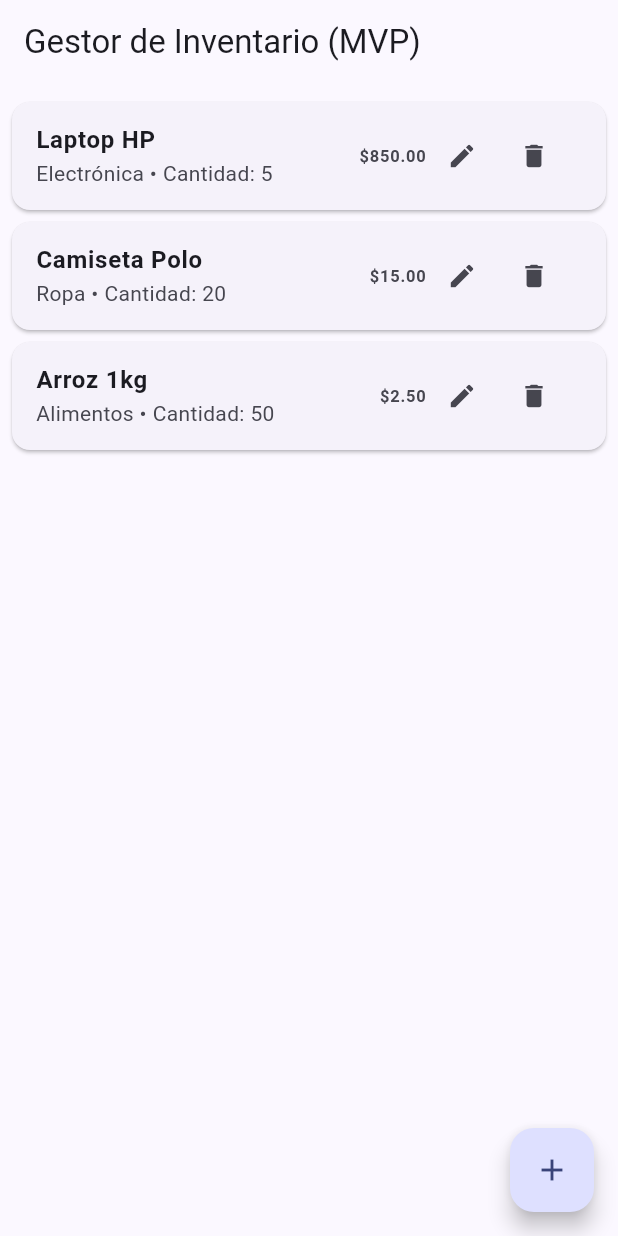
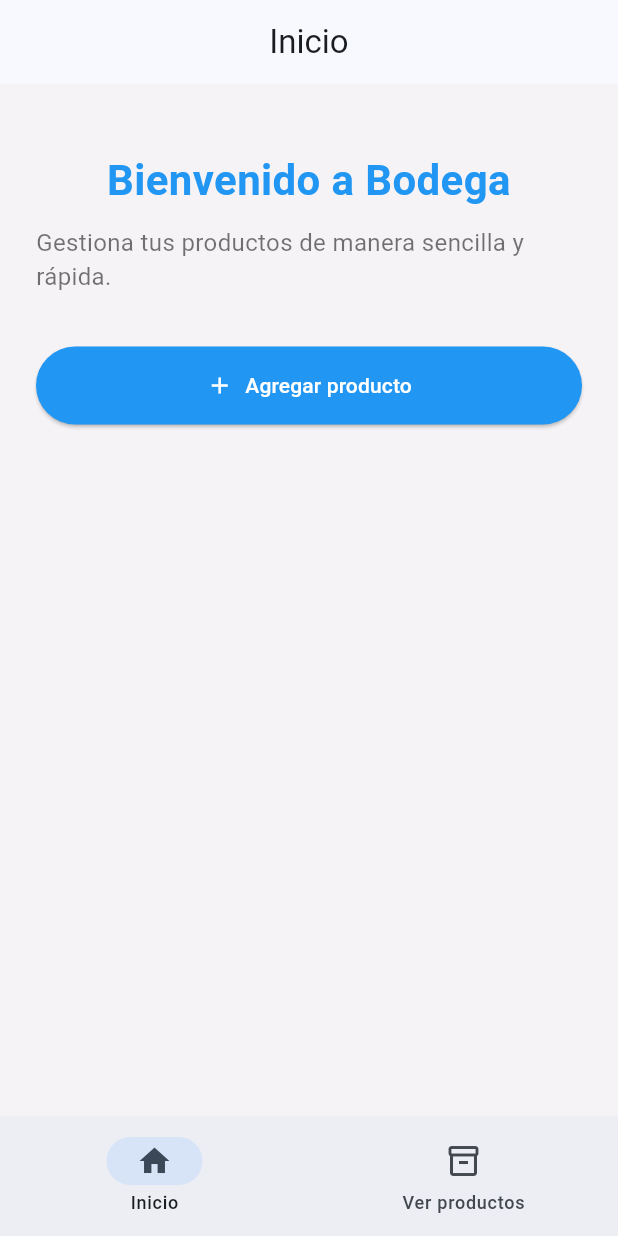
Before and after one commit to Jos-2006/ProyectoFramework, a Flutter app: the screen it shows after launch, on a phone screen of 412 x 824 dp. Run offline on Flutter 3.47's test engine with Material 3 defaults, Android fonts, the phone set to English and light mode, and no system bars.

Commit message:
Rediseño
Simplifiqué la pantalla principal, se mejoró el diseño del formulario y la presentación de productos

```diff
--- a/lib/main.dart
+++ b/lib/main.dart
@@ -13,10 +13,38 @@ class MyApp extends StatelessWidget {
     return MaterialApp(
       title: 'Gestor de Inventario',
       debugShowCheckedModeBanner: false,
+
       theme: ThemeData(
-        colorScheme: ColorScheme.fromSeed(seedColor: Colors.indigo),
+        colorScheme: ColorScheme.fromSeed(
+          seedColor: Colors.blue,
+        ),
         useMaterial3: true,
+
+        appBarTheme: const AppBarTheme(
+          centerTitle: true,
+        ),
+
+        floatingActionButtonTheme:
+            const FloatingActionButtonThemeData(
+          backgroundColor: Colors.blue,
+          foregroundColor: Colors.white,
+        ),
+
+        elevatedButtonTheme: ElevatedButtonThemeData(
+          style: ElevatedButton.styleFrom(
+            backgroundColor: Colors.blue,
+            foregroundColor: Colors.white,
+          ),
+        ),
+
+        inputDecorationTheme: const InputDecorationTheme(
+          filled: true,
+          fillColor: Colors.white,
+        ),
+
+        scaffoldBackgroundColor: const Color(0xFFF5F3F5),
       ),
+
       home: const HomeScreen(),
     );
   }
--- a/lib/screens/home_screen.dart
+++ b/lib/screens/home_screen.dart
@@ -11,21 +11,45 @@ class HomeScreen extends StatefulWidget {
 }
 
 class _HomeScreenState extends State<HomeScreen> {
+  int _selectedIndex = 0;
+
   final List<Product> _productos = [
-    Product(id: '1', nombre: 'Laptop HP', cantidad: 5, precio: 850.0, categoria: 'Electrónica'),
-    Product(id: '2', nombre: 'Camiseta Polo', cantidad: 20, precio: 15.0, categoria: 'Ropa'),
-    Product(id: '3', nombre: 'Arroz 1kg', cantidad: 50, precio: 2.5, categoria: 'Alimentos'),
+    Product(
+      id: '1',
+      nombre: 'Laptop HP',
+      cantidad: 5,
+      precio: 850.0,
+      categoria: 'Electrónica',
+    ),
+    Product(
+      id: '2',
+      nombre: 'Camiseta Polo',
+      cantidad: 20,
+      precio: 15.0,
+      categoria: 'Ropa',
+    ),
+    Product(
+      id: '3',
+      nombre: 'Arroz 1kg',
+      cantidad: 50,
+      precio: 2.5,
+      categoria: 'Alimentos',
+    ),
   ];
 
   void _agregarProducto(Product producto) {
-    setState(() => _productos.add(producto));
+    setState(() {
+      _productos.add(producto);
+    });
     _mostrarMensaje('Producto agregado correctamente');
   }
 
   void _editarProducto(Product productoActualizado) {
     setState(() {
       final index = _productos.indexWhere((p) => p.id == productoActualizado.id);
-      if (index != -1) _productos[index] = productoActualizado;
+      if (index != -1) {
+        _productos[index] = productoActualizado;
+      }
     });
     _mostrarMensaje('Producto actualizado');
   }
@@ -43,11 +67,16 @@ class _HomeScreenState extends State<HomeScreen> {
           ),
           TextButton(
             onPressed: () {
-              setState(() => _productos.removeWhere((p) => p.id == producto.id));
+              setState(() {
+                _productos.removeWhere((p) => p.id == producto.id);
+              });
               Navigator.pop(ctx);
               _mostrarMensaje('Producto eliminado');
             },
-            child: const Text('Eliminar', style: TextStyle(color: Colors.red)),
+            child: const Text(
+              'Eliminar',
+              style: TextStyle(color: Colors.red),
+            ),
           ),
         ],
       ),
@@ -72,35 +101,121 @@ class _HomeScreenState extends State<HomeScreen> {
     );
 
     if (resultado == null) return;
-    producto == null ? _agregarProducto(resultado) : _editarProducto(resultado);
+
+    if (producto == null) {
+      _agregarProducto(resultado);
+    } else {
+      _editarProducto(resultado);
+    }
+  }
+
+    Widget _buildInicio() {
+    return Padding(
+      padding: const EdgeInsets.all(24),
+      child: Column(
+        crossAxisAlignment: CrossAxisAlignment.start,
+        children: [
+          const SizedBox(height: 20),
+
+          const SizedBox(
+            width: double.infinity,
+            child: const Text(
+              'Bienvenido a Bodega',
+              textAlign: TextAlign.center,
+              style: TextStyle(
+                fontSize: 28,
+                fontWeight: FontWeight.bold,
+                color: Colors.blue,
+              ),
+            ),
+          ),
+
+          const SizedBox(height: 10),
+
+          const Text(
+            'Gestiona tus productos de manera sencilla y rápida.',
+            style: TextStyle(
+              fontSize: 16,
+              color: Colors.black54,
+            ),
+          ),
+
+          const SizedBox(height: 35),
+
+          SizedBox(
+            width: double.infinity,
+            child: ElevatedButton.icon(
+              onPressed: () => _irAFormulario(),
+              icon: const Icon(Icons.add),
+              label: const Text('Agregar producto'),
+              style: ElevatedButton.styleFrom(
+                padding: const EdgeInsets.symmetric(vertical: 16),
+              ),
+            ),
+          ),
+        ],
+      ),
+    );
+  }
+
+  Widget _buildProductos() {
+    if (_productos.isEmpty) {
+      return const Center(
+        child: Text(
+          'No hay productos registrados',
+          style: TextStyle(fontSize: 16, color: Colors.grey),
+        ),
+      );
+    }
+
+    return ListView.builder(
+      padding: const EdgeInsets.symmetric(vertical: 10),
+      itemCount: _productos.length,
+      itemBuilder: (context, index) {
+        final producto = _productos[index];
+        return ProductCard(
+          producto: producto,
+          onEdit: () => _irAFormulario(producto: producto),
+          onDelete: () => _eliminarProducto(producto),
+        );
+      },
+    );
   }
 
   @override
   Widget build(BuildContext context) {
+    final bool enProductos = _selectedIndex == 1;
+
     return Scaffold(
       appBar: AppBar(
-        title: const Text('Gestor de Inventario (MVP)'),
+        title: Text(enProductos ? 'Ver productos' : 'Inicio'),
       ),
-      body: _productos.isEmpty
-          ? const Center(
-              child: Text(
-                'No hay productos registrados',
-                style: TextStyle(fontSize: 16, color: Colors.grey),
-              ),
+      body: enProductos ? _buildProductos() : _buildInicio(),
+      floatingActionButton: enProductos
+          ? FloatingActionButton(
+              onPressed: () => _irAFormulario(),
+              child: const Icon(Icons.add),
             )
-          : ListView.builder(
-              padding: const EdgeInsets.symmetric(vertical: 8),
-              itemCount: _productos.length,
-              itemBuilder: (context, index) => ProductCard(
-                producto: _productos[index],
-                onEdit: () => _irAFormulario(producto: _productos[index]),
-                onDelete: () => _eliminarProducto(_productos[index]),
-              ),
-            ),
-      floatingActionButton: FloatingActionButton(
-        onPressed: () => _irAFormulario(),
-        tooltip: 'Agregar producto',
-        child: const Icon(Icons.add),
+          : null,
+      bottomNavigationBar: NavigationBar(
+        selectedIndex: _selectedIndex,
+        onDestinationSelected: (index) {
+          setState(() {
+            _selectedIndex = index;
+          });
+        },
+        destinations: const [
+          NavigationDestination(
+            icon: Icon(Icons.home_outlined),
+            selectedIcon: Icon(Icons.home),
+            label: 'Inicio',
+          ),
+          NavigationDestination(
+            icon: Icon(Icons.inventory_2_outlined),
+            selectedIcon: Icon(Icons.inventory_2),
+            label: 'Ver productos',
+          ),
+        ],
       ),
     );
   }
--- a/lib/screens/product_form_screen.dart
+++ b/lib/screens/product_form_screen.dart
@@ -106,7 +106,7 @@ class _ProductFormScreenState extends State<ProductFormScreen> {
               TextFormField(
                 controller: _precioCtrl,
                 decoration: const InputDecoration(
-                  labelText: 'Precio (USD)',
+                  labelText: 'Precio (₡)',
                   border: OutlineInputBorder(),
                 ),
                 keyboardType: const TextInputType.numberWithOptions(decimal: true),
--- a/lib/widgets/product_card.dart
+++ b/lib/widgets/product_card.dart
@@ -16,29 +16,38 @@ class ProductCard extends StatelessWidget {
   @override
   Widget build(BuildContext context) {
     return Card(
-      margin: const EdgeInsets.symmetric(horizontal: 8, vertical: 4),
+      margin : const EdgeInsets.symmetric(
+        horizontal: 12,
+        vertical: 6,
+        ),
         child: ListTile(
+          leading: CircleAvatar(
+            child: Text(producto.cantidad.toString()),
+          ),
           title: Text(
             producto.nombre,
-          style: const TextStyle(fontWeight: FontWeight.bold),
+            style: const TextStyle(
+              fontWeight: FontWeight.bold,
             ),
-        subtitle: Text('${producto.categoria} • Cantidad: ${producto.cantidad}'),
+          ),
+          subtitle: Text(
+            '${producto.categoria}: ₡${producto.precio.toStringAsFixed(2)}',
+          ),
           trailing: Row(
             mainAxisSize: MainAxisSize.min,
             children: [
-            Text(
-              '\$${producto.precio.toStringAsFixed(2)}',
-              style: const TextStyle(fontWeight: FontWeight.w600),
+              IconButton(
+                icon: const Icon(Icons.edit),
+                  onPressed: onEdit,
+                  tooltip: 'Editar',
               ),
               IconButton(
-              icon: const Icon(Icons.edit, size: 20),
-              tooltip: 'Editar',
-              onPressed: onEdit,
+                icon: const Icon(
+                  Icons.delete,
+                  color: Colors.red,
                 ),
-            IconButton(
-              icon: const Icon(Icons.delete, size: 20),
+                onPressed: onDelete,
                 tooltip: 'Eliminar',
-              onPressed: onDelete,
               ),
             ],
           ),
```
Lines whose indentation alone changed are shown as unchanged.
